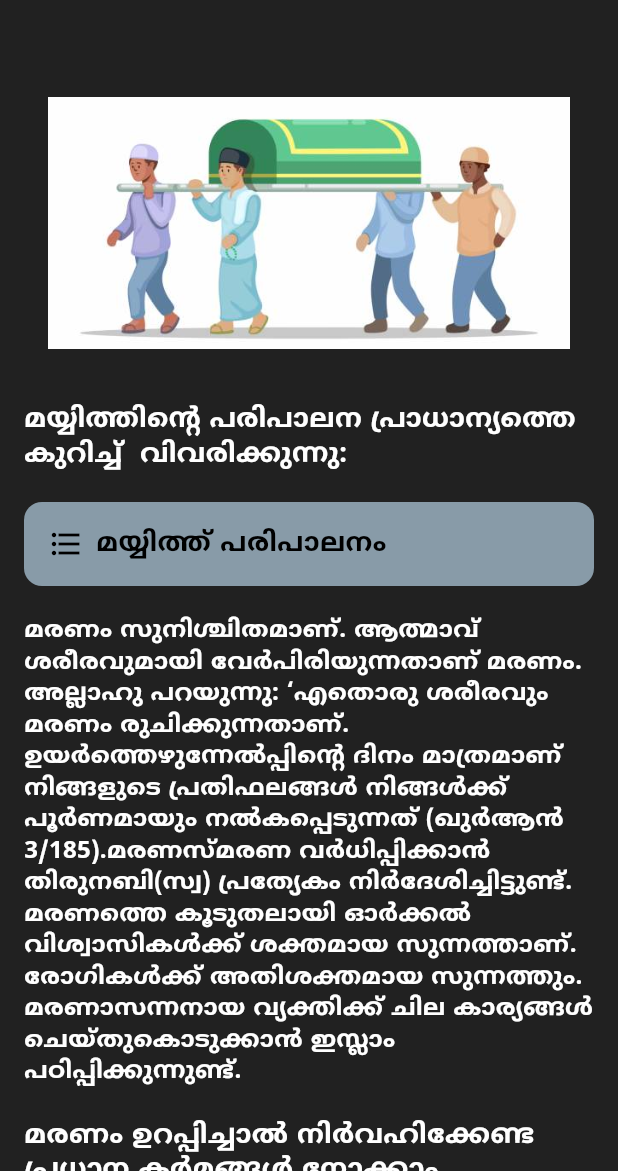
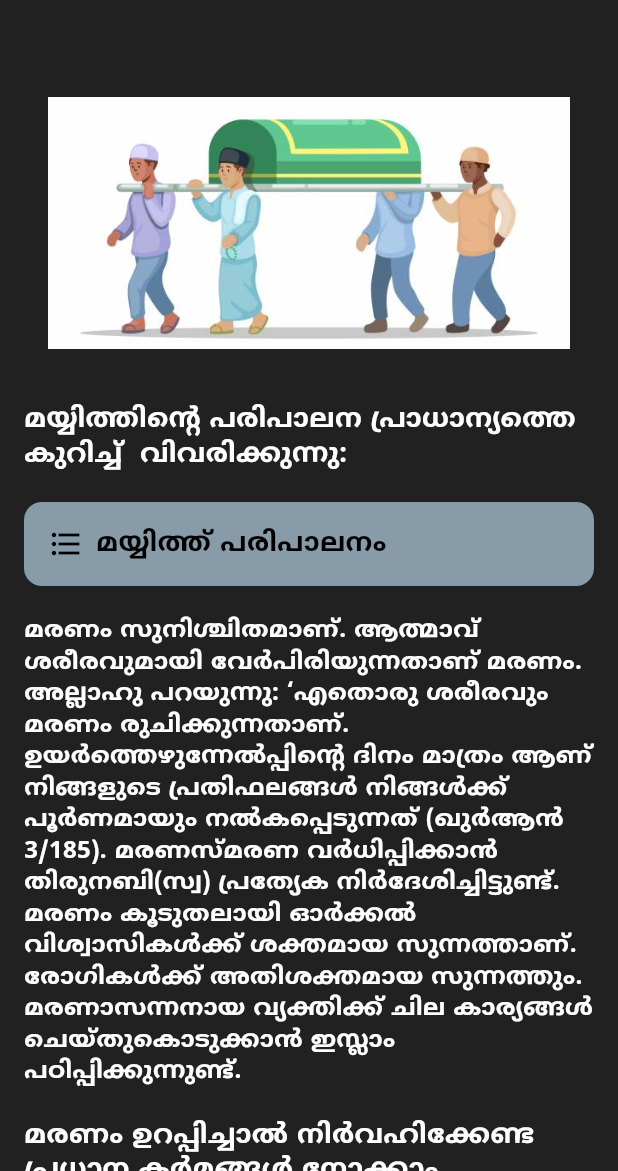
Before and after one commit to Jalaludheen25/Salat_jnz, a Flutter app: the MayyithScreen screen opened directly, on a phone screen of 412 x 824 dp, the part 65-1236 px from its top. Run offline on Flutter 3.47's test engine with Material 3 defaults, Android fonts, the phone set to English and light mode, and no system bars; our stand-ins replace dots_indicator, just_audio.

Commit message:
latest update

```diff
--- a/lib/constants/textstyleclass.dart
+++ b/lib/constants/textstyleclass.dart
@@ -19,7 +19,8 @@ class TextStyleClass {
       fontWeight: FontWeight.w300,
       color: color,
       height: textHeight,
-      fontSize: size);
+      fontSize: size
+      );
 
   static TextStyle primaryFont600(double size, Color color) => TextStyle(
       fontFamily: primaryFontName,
@@ -29,14 +30,15 @@ class TextStyleClass {
       fontSize: size);
 
   static TextStyle primaryFontMalayalam(
-          double size, Color color, FontWeight bold,
+          double size, Color color, FontWeight bold, TextAlign center,
           {FontWeight weight = FontWeight.w700}) =>
       TextStyle(
           fontFamily: 'NotoSansMalyalam',
           fontWeight: weight,
           color: color,
           height: textHeight,
-          fontSize: size);
+          fontSize: size,
+           );
 
   // Title style
   static TextStyle malayalamTitle = const TextStyle(
--- a/lib/screen/MayyithScreen.dart
+++ b/lib/screen/MayyithScreen.dart
@@ -4,8 +4,6 @@ import 'package:salat_al_janaza/constants/imagesclass.dart';
 import 'package:salat_al_janaza/constants/textstyleclass.dart';
 import 'package:salat_al_janaza/screen/pages/deadbodyverb.dart';
 import 'package:salat_al_janaza/screen/pages/mayyithstepscreen.dart';
-
-
 
 class MayyithScreen extends StatefulWidget {
   const MayyithScreen({Key? key}) : super(key: key);
@@ -51,16 +49,21 @@ class _MayyithScreenState extends State<MayyithScreen> {
                 ),
                 child: Padding(
                   padding: const EdgeInsets.all(16.0),
-                  child: Image.asset(ImageClass.bgmayyith,
+                  child: Image.asset(
+                    ImageClass.bgmayyith,
                     fit: BoxFit.cover,
-
                   ),
                 ),
               ),
               const SizedBox(height: 20),
               Text(
                 'മയ്യിത്തിൻ്റെ പരിപാലന പ്രാധാന്യത്തെ കുറിച്ച്  വിവരിക്കുന്നു:',
-                style: TextStyleClass.primaryFontMalayalam(18, Colors.white, FontWeight.bold),
+                style: TextStyleClass.primaryFontMalayalam(
+                  18,
+                  Colors.white,
+                  FontWeight.bold,
+                  TextAlign.center,
+                ),
               ),
               const SizedBox(height: 20),
               // Prayer Steps Button
@@ -76,16 +79,18 @@ class _MayyithScreenState extends State<MayyithScreen> {
                 child: Container(
                   padding: const EdgeInsets.all(16),
                   decoration: BoxDecoration(
-                    color:  ColorClass.blueGrey1,
+                    color: ColorClass.blueGrey1,
                     borderRadius: BorderRadius.circular(12),
                   ),
                   child: Row(
                     children: [
-                      const Icon(Icons.format_list_bulleted, color: Colors.black),
+                      const Icon(Icons.format_list_bulleted,
+                          color: Colors.black),
                       const SizedBox(width: 8),
                       Text(
                         'മയ്യിത്ത് പരിപാലനം',
-                        style: TextStyleClass.primaryFontMalayalam(18, Colors.black,FontWeight.w100),
+                        style: TextStyleClass.primaryFontMalayalam(
+                            18, Colors.black, FontWeight.w100, TextAlign.start),
                       ),
                     ],
                   ),
@@ -93,17 +98,21 @@ class _MayyithScreenState extends State<MayyithScreen> {
               ),
               const SizedBox(height: 20),
 
-
-
               // Prayer Details
               Text(
-                'മരണം സുനിശ്ചിതമാണ്. ആത്മാവ് ശരീരവുമായി വേര്‍പിരിയുന്നതാണ് മരണം. അല്ലാഹു പറയുന്നു: ‘എതൊരു ശരീരവും മരണം രുചിക്കുന്നതാണ്. ഉയര്‍ത്തെഴുന്നേല്‍പ്പിന്‍റെ ദിനം മാത്രമാണ് നിങ്ങളുടെ പ്രതിഫലങ്ങള്‍ നിങ്ങള്‍ക്ക് പൂര്‍ണമായും നല്‍കപ്പെടുന്നത് (ഖുര്‍ആന്‍ 3/185).മരണസ്മരണ വര്‍ധിപ്പിക്കാന്‍ തിരുനബി(സ്വ) പ്രത്യേകം നിര്‍ദേശിച്ചിട്ടുണ്ട്. മരണത്തെ കൂടുതലായി ഓര്‍ക്കല്‍ വിശ്വാസികള്‍ക്ക് ശക്തമായ സുന്നത്താണ്. രോഗികള്‍ക്ക് അതിശക്തമായ സുന്നത്തും. മരണാസന്നനായ വ്യക്തിക്ക് ചില കാര്യങ്ങള്‍ ചെയ്തുകൊടുക്കാന്‍ ഇസ്ലാം പഠിപ്പിക്കുന്നുണ്ട്.',
-                style: TextStyleClass.primaryFontMalayalam(16, Colors.white,FontWeight.w100),
+                'മരണം സുനിശ്ചിതമാണ്. ആത്മാവ് ശരീരവുമായി വേര്‍പിരിയുന്നതാണ് മരണം. അല്ലാഹു പറയുന്നു: ‘എതൊരു ശരീരവും മരണം രുചിക്കുന്നതാണ്. ഉയര്‍ത്തെഴുന്നേല്‍പ്പിന്‍റെ ദിനം മാത്രം ആണ് നിങ്ങളുടെ പ്രതിഫലങ്ങള്‍ നിങ്ങള്‍ക്ക് പൂര്‍ണമായും നല്‍കപ്പെടുന്നത് (ഖുര്‍ആന്‍ 3/185). മരണസ്മരണ വര്‍ധിപ്പിക്കാന്‍ തിരുനബി(സ്വ) പ്രത്യേക നിര്‍ദേശിച്ചിട്ടുണ്ട്. മരണം കൂടുതലായി ഓര്‍ക്കല്‍ വിശ്വാസികള്‍ക്ക് ശക്തമായ സുന്നത്താണ്. രോഗികള്‍ക്ക് അതിശക്തമായ സുന്നത്തും. മരണാസന്നനായ വ്യക്തിക്ക് ചില കാര്യങ്ങള്‍ ചെയ്തുകൊടുക്കാന്‍ ഇസ്ലാം പഠിപ്പിക്കുന്നുണ്ട്.',
+                style: TextStyleClass.primaryFontMalayalam(
+                    16, Colors.white, FontWeight.w100, TextAlign.center),
+                textAlign: TextAlign
+                    .left,
               ),
-              const SizedBox(height: 20),
+
+              SizedBox(height: 20),
               Text(
                 'മരണം ഉറപ്പിച്ചാല്‍ നിര്‍വഹിക്കേണ്ട പ്രധാന കര്‍മങ്ങള്‍ നോക്കാം.',
-                style: TextStyleClass.primaryFontMalayalam(18, Colors.white,FontWeight.w100),
+                style: TextStyleClass.primaryFontMalayalam(
+                    18, Colors.white, FontWeight.w100, TextAlign.center),
+
               ),
               const SizedBox(height: 20),
               GestureDetector(
@@ -123,11 +132,13 @@ class _MayyithScreenState extends State<MayyithScreen> {
                   ),
                   child: Row(
                     children: [
-                      const Icon(Icons.format_list_bulleted, color: Colors.black),
+                      const Icon(Icons.format_list_bulleted,
+                          color: Colors.black),
                       const SizedBox(width: 8),
                       Text(
                         'മരണാനന്തര ക്രിയകള്‍',
-                        style: TextStyleClass.primaryFontMalayalam(18, Colors.black,FontWeight.w100),
+                        style: TextStyleClass.primaryFontMalayalam(18,
+                            Colors.black, FontWeight.w100, TextAlign.justify),
                       ),
                     ],
                   ),
@@ -137,9 +148,11 @@ class _MayyithScreenState extends State<MayyithScreen> {
               const SizedBox(height: 12),
               Text(
                 'ഐഹിക ജീവിതത്തിൻ്റെ അന്ത്യവും മരണാനന്തര ജീവിതത്തിൻ്റെ തുടക്കവുമാണ് ഇസ്‌ലാമിലെ മരണം . മനുഷ്യശരീരത്തിൽ നിന്ന് ആത്മാവിൻ്റെ വേർപിരിയൽ, ഈ ലോകത്ത് നിന്ന് മരണാനന്തര ജീവിതത്തിലേക്കുള്ള കൈമാറ്റം എന്നിങ്ങനെയാണ് മരണത്തെ കാണുന്നത്',
-                        style: TextStyleClass.primaryFontMalayalam(16, Colors.white,FontWeight.w100),
+                style: TextStyleClass.primaryFontMalayalam(
+                    16, Colors.white, FontWeight.w100, TextAlign.center),
+                    textAlign: TextAlign
+                    .justify,
               ),
-
             ],
           ),
         ),
--- a/lib/screen/drawer/conactpage.dart
+++ b/lib/screen/drawer/conactpage.dart
@@ -1,5 +1,6 @@
 import 'package:flutter/material.dart';
 import 'package:salat_al_janaza/constants/colorclass.dart';
+import 'package:salat_al_janaza/constants/textstyleclass.dart';
 
 class ContactPage extends StatelessWidget {
   const ContactPage({super.key});
@@ -109,10 +110,7 @@ class ContactPage extends StatelessWidget {
             children: [
               Text(
                 title,
-                style: const TextStyle(
-                  fontSize: 14,
-                  color: Colors.grey,
-                ),
+                 style: TextStyleClass.primaryFont600(16, Colors.white,),
               ),
               const SizedBox(height: 4),
               Text(
--- a/lib/screen/pages/deadbodyverb.dart
+++ b/lib/screen/pages/deadbodyverb.dart
@@ -64,6 +64,7 @@ class _DeadbodyverbscreenState extends State<Deadbodyverbscreen> {
             screenSize.width * 0.045, // Responsive font size
             Colors.white,
             FontWeight.w500,
+            TextAlign.start,
           ),
         ),
         actions: [
@@ -132,6 +133,7 @@ class _DeadbodyverbscreenState extends State<Deadbodyverbscreen> {
                 screenSize.width * 0.045, // Responsive font size
                 Colors.white,
                 FontWeight.w500,
+                TextAlign.center,
               ),
             ),
           ),
@@ -148,6 +150,7 @@ class _DeadbodyverbscreenState extends State<Deadbodyverbscreen> {
                 screenSize.width * 0.04, // Responsive font size
                 Colors.grey,
                 FontWeight.w500,
+                TextAlign.center,
               ),
             ),
           ),
@@ -165,6 +168,7 @@ class _DeadbodyverbscreenState extends State<Deadbodyverbscreen> {
                   screenSize.width * 0.04, // Responsive font size
                   Colors.white,
                   FontWeight.w500,
+                    TextAlign.center,
                 ),
               ),
             ),
--- a/lib/screen/pages/mayyithstepscreen.dart
+++ b/lib/screen/pages/mayyithstepscreen.dart
@@ -73,6 +73,7 @@ class _MayyithstepscreenState extends State<Mayyithstepscreen> {
             screenSize.width * 0.045, // Responsive font size
             Colors.white,
             FontWeight.w500,
+              TextAlign.center
           ),
         ),
         actions: [
@@ -147,6 +148,7 @@ class _MayyithstepscreenState extends State<Mayyithstepscreen> {
                 screenSize.width * 0.045, // Responsive font size
                 Colors.white,
                 FontWeight.w500,
+                TextAlign.center,
               ),
             ),
           ),
@@ -163,6 +165,7 @@ class _MayyithstepscreenState extends State<Mayyithstepscreen> {
                 screenSize.width * 0.04, // Responsive font size
                 Colors.grey,
                 FontWeight.w500,
+                  TextAlign.center,
               ),
             ),
           ),
--- a/lib/screen/pages/prayerstepscreen.dart
+++ b/lib/screen/pages/prayerstepscreen.dart
@@ -114,6 +114,7 @@ class _PrayerStepsSliderViewState extends State<PrayerStepsSliderView> {
             titleFontSize,
             Colors.white,
             FontWeight.w500,
+            TextAlign.start
           ),
         ),
         actions: [
@@ -238,6 +239,7 @@ class _PrayerStepsSliderViewState extends State<PrayerStepsSliderView> {
                 titleFontSize,
                 Colors.white,
                 FontWeight.w500,
+                TextAlign.start
               ),
             ),
           ),
@@ -254,6 +256,7 @@ class _PrayerStepsSliderViewState extends State<PrayerStepsSliderView> {
                 descriptionFontSize,
                 Colors.grey,
                 FontWeight.w500,
+                TextAlign.start
               ),
             ),
           ),
@@ -282,6 +285,7 @@ class _PrayerStepsSliderViewState extends State<PrayerStepsSliderView> {
                 instructionsFontSize,
                 Colors.white,
                 FontWeight.w300,
+                TextAlign.center,
               ),
             ),
           ),
```
Also changed, not shown: lib/screen/SalatalJanazascreen.dart (+5 -5 lines). Lines whose indentation alone changed are shown as unchanged.
